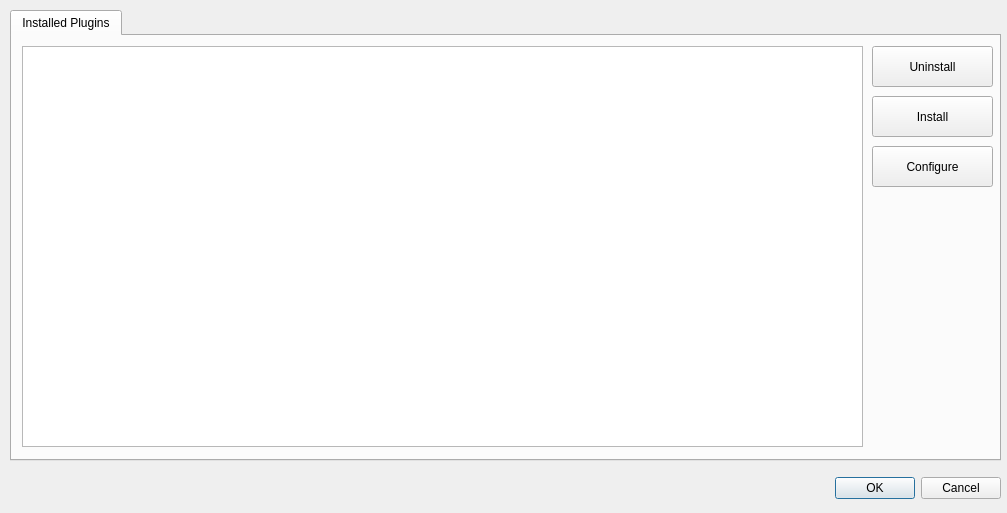
First picture: the form in Source/BrainStim/pluginmanagerdialog.ui, repository svengijsen/BrainStim, before the edit.
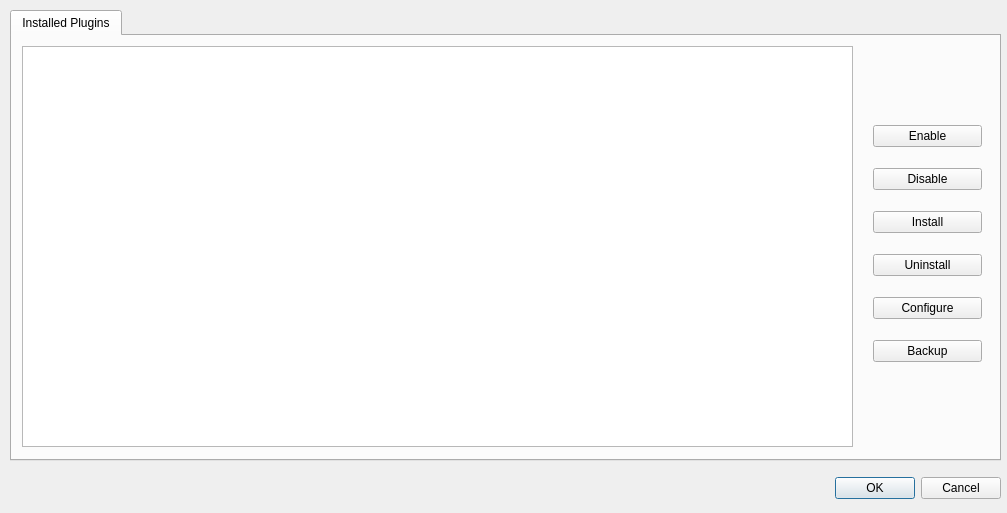
Second picture: the form after the edit.

Commit message:
Updated the template QtScript documents, now they'll first check wether the plugins script class is available before using them.
Updated the installJammer file for the new seperate plugins setup/installation.
Major Updates for the installationManager, loading of plugins and pluginManagerDialog (see files).
Centered the mainwindow on default.

What changed in the file:
```diff
--- a/Source/BrainStim/pluginmanagerdialog.ui
+++ b/Source/BrainStim/pluginmanagerdialog.ui
@@ -81,49 +81,67 @@
       <rect>
        <x>10</x>
        <y>10</y>
-       <width>841</width>
+       <width>831</width>
        <height>401</height>
       </rect>
      </property>
     </widget>
-    <widget class="QPushButton" name="pbUninstall">
+    <widget class="QWidget" name="verticalLayoutWidget">
      <property name="geometry">
       <rect>
-       <x>860</x>
-       <y>10</y>
-       <width>121</width>
-       <height>41</height>
-      </rect>
-     </property>
-     <property name="text">
-      <string>Uninstall</string>
-     </property>
-    </widget>
-    <widget class="QPushButton" name="pbInstall">
-     <property name="geometry">
-      <rect>
-       <x>860</x>
+       <x>850</x>
        <y>60</y>
-       <width>121</width>
-       <height>41</height>
+       <width>131</width>
+       <height>301</height>
       </rect>
      </property>
-     <property name="text">
-      <string>Install</string>
-     </property>
-    </widget>
-    <widget class="QPushButton" name="pbConfigure">
-     <property name="geometry">
-      <rect>
-       <x>860</x>
-       <y>110</y>
-       <width>121</width>
-       <height>41</height>
-      </rect>
-     </property>
-     <property name="text">
-      <string>Configure</string>
-     </property>
+     <layout class="QVBoxLayout" name="verticalLayout">
+      <property name="spacing">
+       <number>3</number>
+      </property>
+      <item>
+       <widget class="QPushButton" name="pbEnable">
+        <property name="text">
+         <string>Enable</string>
+        </property>
+       </widget>
+      </item>
+      <item>
+       <widget class="QPushButton" name="pbDisable">
+        <property name="text">
+         <string>Disable</string>
+        </property>
+       </widget>
+      </item>
+      <item>
+       <widget class="QPushButton" name="pbInstall">
+        <property name="text">
+         <string>Install</string>
+        </property>
+       </widget>
+      </item>
+      <item>
+       <widget class="QPushButton" name="pbUninstall">
+        <property name="text">
+         <string>Uninstall</string>
+        </property>
+       </widget>
+      </item>
+      <item>
+       <widget class="QPushButton" name="pbConfigure">
+        <property name="text">
+         <string>Configure</string>
+        </property>
+       </widget>
+      </item>
+      <item>
+       <widget class="QPushButton" name="pbBackup">
+        <property name="text">
+         <string>Backup</string>
+        </property>
+       </widget>
+      </item>
+     </layout>
     </widget>
    </widget>
   </widget>
```
The commit also changes 20 other files.
